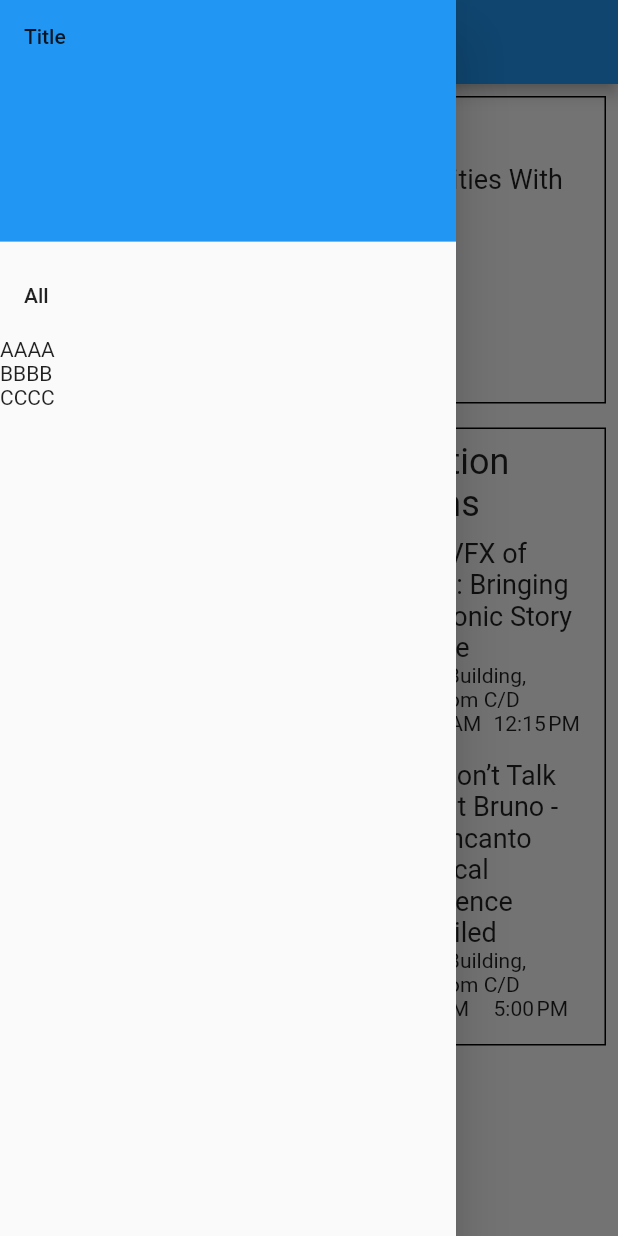
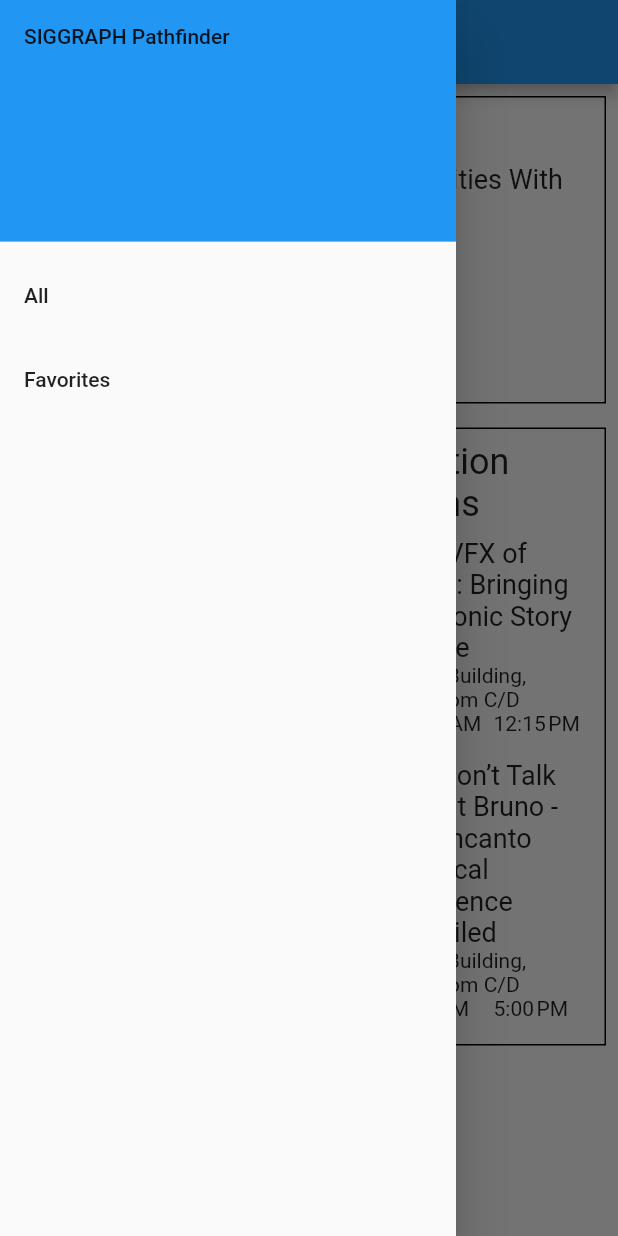
Before and after one commit to blaxbb/pathfinder_mobile, a Flutter app: the screen it shows after launch, in the side drawer, after a tap on the "star border" icon, on a phone screen of 412 x 824 dp. Run offline on Flutter 3.47's test engine with Material 2 defaults, Android fonts, the light colour scheme and no system bars; our stand-ins replace flutter_html, shared_preferences.

Commit message:
Save favorites

```diff
--- a/lib/Widgets/session_widget.dart
+++ b/lib/Widgets/session_widget.dart
@@ -1,5 +1,6 @@
 import 'package:pathfinder_mobile/Widgets/session_details_widget.dart';
 import 'package:flutter/material.dart';
+import 'package:shared_preferences/shared_preferences.dart';
 
 import '../Data/session.dart';
 
@@ -21,17 +22,14 @@ class _SessionWidgetState extends State<SessionWidget> {
 
   @override
   Widget build(BuildContext context) {
+      loadFavorited();
       return Container(
         margin: const EdgeInsets.all(0),
         padding: const EdgeInsets.all(8),
         child: Row(children: [
           GestureDetector(
             behavior: HitTestBehavior.translucent,
-            onTap: () => {
-              setState(() {
-                tapped = !tapped;
-              },)
-            },
+            onTap: () => setFavorited(),
             child: Container(
               padding: const EdgeInsets.only(right: 8),
               child: Icon(
@@ -72,4 +70,31 @@ class _SessionWidgetState extends State<SessionWidget> {
         ])
     );
   }
+
+  Future<void> loadFavorited() async {
+    final prefs = await SharedPreferences.getInstance();
+    if(mounted)
+    {
+      setState(() {
+        var id = _session.id;
+        tapped = prefs.getBool("favorite_$id") ?? false;
+      });
+    }
+  }
+
+  Future<void> setFavorited() async {
+    var state = !tapped;
+    setState(() {
+      tapped = state;
+    });
+
+    final prefs = await SharedPreferences.getInstance();
+    var id = _session.id;
+      if(state) {
+        prefs.setBool("favorite_$id", true);
+      }
+      else {
+        prefs.remove("favorite_$id");
+      }
+  }
 }
--- a/lib/main.dart
+++ b/lib/main.dart
@@ -56,6 +56,8 @@ class _MyHomePageState extends State<MyHomePage> {
     return List<Session>.from(data.map((e) => Session.fromJson(e)));
   }
 
+  var all = readJson();
+
     return Scaffold(
       appBar: AppBar(
         title: const Text("Featured Sessions"),
@@ -67,20 +69,25 @@ class _MyHomePageState extends State<MyHomePage> {
               decoration: BoxDecoration(
                 color: Colors.blue
               ),
-              child: Text("Title"),
+              child: Text("SIGGRAPH Pathfinder"),
             ),
             ListTile(
               title: const Text("All"),
-              onTap: () => Navigator.push(context, MaterialPageRoute(builder: (context) => const SessionIndexWidget())),
+              onTap: () => Navigator
+              .push(context, MaterialPageRoute(builder: (context) => const SessionIndexWidget()))
+              .then((value) {Navigator.pop(context); all = readJson();}),
             ),
-            const Text("AAAA"),
-            const Text("BBBB"),
-            const Text("CCCC"),
+            ListTile(
+              title: const Text("Favorites"),
+              onTap: () => Navigator
+              .push(context, MaterialPageRoute(builder: (context) => const SessionIndexWidget()))
+              .then((value) {Navigator.pop(context); all = readJson();}),
+            ),
           ],
         ),
       ),
       body: FutureBuilder<List<Session>>(
-        future: readJson(),
+        future: all,
         builder: (context, snapshot) {
           if(!snapshot.hasData)
           {
--- a/pubspec.yaml
+++ b/pubspec.yaml
@@ -37,6 +37,7 @@ dependencies:
   intl: ^0.17.0
   flutter_html: ^3.0.0-alpha.5
   url_launcher: ^6.1.5
+  shared_preferences: ^2.0.15
 
 dev_dependencies:
   flutter_test:
```
Also changed, not shown: pubspec.lock, 1 other file.
